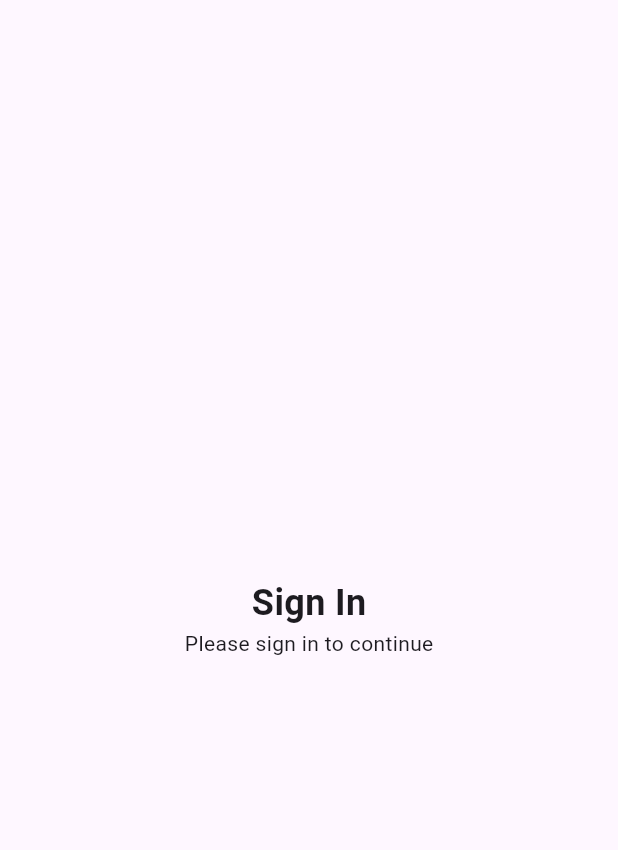
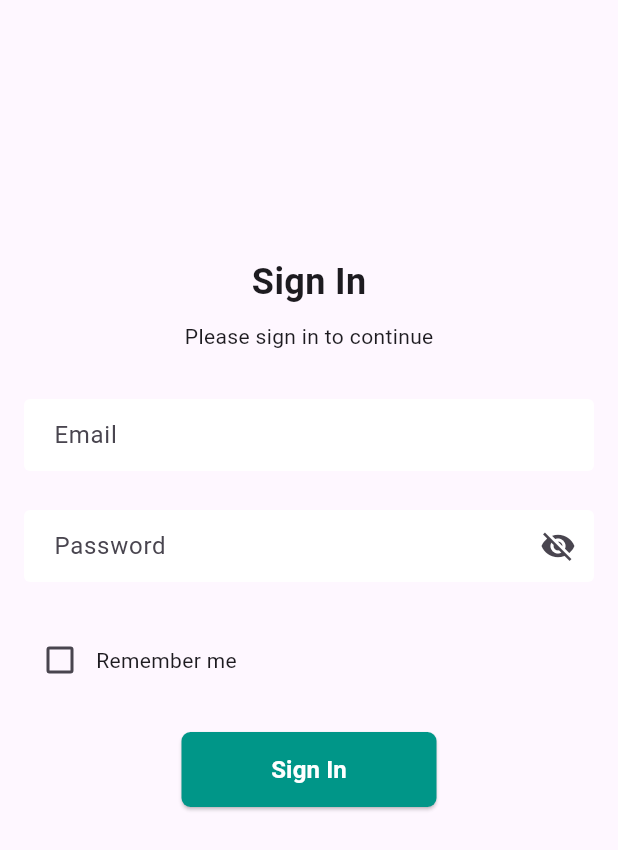
Before and after one commit to Sumon-Pal/simple_driver_shift_manager, a Flutter app: the screen it shows after launch, on a phone screen of 412 x 824 dp. Shown: the top 850 px of the screen. Run offline on Flutter 3.47's test engine with Material 3 defaults, Android fonts, the phone set to English and light mode, and no system bars; Roboto replaces fonts that are missing (Mulish).

Commit message:
Designed Sign In Screen

```diff
--- a/lib/driver_app.dart
+++ b/lib/driver_app.dart
@@ -7,7 +7,31 @@ class DriverApp extends StatelessWidget {
   @override
   Widget build(BuildContext context) {
     return MaterialApp(
+      debugShowCheckedModeBanner: false,
       home: SignInScreen(),
+      theme: ThemeData(
+        inputDecorationTheme: InputDecorationTheme(
+          fillColor: Colors.white,
+          filled: true,
+          contentPadding: EdgeInsets.symmetric(horizontal: 16, vertical: 12),
+          hintStyle: TextStyle(color: Colors.grey, fontWeight: FontWeight.w700),
+          border: OutlineInputBorder(borderSide: BorderSide.none),
+          enabledBorder: OutlineInputBorder(borderSide: BorderSide.none),
+          focusedBorder: OutlineInputBorder(borderSide: BorderSide.none),
+          errorBorder: OutlineInputBorder(borderSide: BorderSide.none),
+        ),
+        elevatedButtonTheme: ElevatedButtonThemeData(
+          style: ElevatedButton.styleFrom(
+            fixedSize: Size(170, 50),
+            shape: RoundedRectangleBorder(
+              borderRadius: BorderRadius.circular(6),
+            ),
+            padding: EdgeInsets.symmetric(vertical: 12),
+            backgroundColor: Colors.teal,
+            foregroundColor: Colors.white,
+          ),
+        ),
+      ),
     );
   }
 }
--- a/lib/ui/screens/sign_in_screen.dart
+++ b/lib/ui/screens/sign_in_screen.dart
@@ -8,22 +8,100 @@ class SignInScreen extends StatefulWidget {
 }
 
 class _SignInScreenState extends State<SignInScreen> {
+  final TextEditingController _emailTEController = TextEditingController();
+  final TextEditingController _passwordTEController = TextEditingController();
+  final GlobalKey<FormState> _formKey = GlobalKey<FormState>();
+  bool _rememberMe = false;
+  bool _obscurePassword = true;
+
   @override
   Widget build(BuildContext context) {
     return Scaffold(
-      body: Center(
-        child: Column(
-          mainAxisAlignment: MainAxisAlignment.center,
-          children: [
+      body: Padding(
+        padding: const EdgeInsets.all(16),
+        child: Center(
+          child: Form(
+            key: _formKey,
+            child: Column(
+                mainAxisAlignment: MainAxisAlignment.start,
+                children: [
+                SizedBox(height: 155),
             Text(
               "Sign In",
-              style: TextStyle(fontSize: 24, fontWeight: FontWeight.w700,),
+              style: TextStyle(
+                fontSize: 24,
+                fontWeight: FontWeight.w700,
+                fontFamily: "Mulish",
+              ),
             ),
-            Text("Please sign in to continue",style: TextStyle(fontSize:14, fontWeight: FontWeight.w400),),
-
-          ],
+            SizedBox(height: 9),
+            Text(
+              "Please sign in to continue",
+              style: TextStyle(
+                fontSize: 14,
+                fontWeight: FontWeight.w400,
+                fontFamily: "Mulish",
+              ),
+            ),
+            SizedBox(height: 32),
+            TextFormField(
+              controller: _emailTEController,
+              textInputAction: TextInputAction.next,
+              decoration: InputDecoration(labelText: "Email"),
+            ),
+            SizedBox(height: 26),
+            TextFormField(
+              controller: _passwordTEController,
+              textInputAction: TextInputAction.done,
+              decoration: InputDecoration(
+                labelText: "Password",
+                suffixIcon: IconButton(
+                    icon: Icon(
+                      _obscurePassword ? Icons.visibility_off : Icons
+                          .visibility,
+                    ),
+                    onPressed: () {
+                      setState(() {
+                        _obscurePassword = !_obscurePassword;
+                      });
+                    }),
+              ),
+            ),
+              SizedBox(height: 28),
+              Row(
+                children: [
+                  Checkbox(
+                    value: _rememberMe,
+                    onChanged: (bool? value) {
+                      setState(() {
+                        _rememberMe = value ?? false;
+                      });
+                    },
+                  ),
+                  Text("Remember me"),
+                ],
+              ),
+              SizedBox(height: 24),
+              ElevatedButton(
+                onPressed: _onTapSignInButton,
+                child: Text(
+                  "Sign In",
+                  style: TextStyle(
+                    fontSize: 16,
+                    fontFamily: "Mulish",
+                    fontWeight: FontWeight.w600,
+                  ),
+                ),
+              ),
+              ],
+            ),
+          ),
         ),
       ),
     );
   }
+
+  void _onTapSignInButton(){
+
+  }
 }
```
